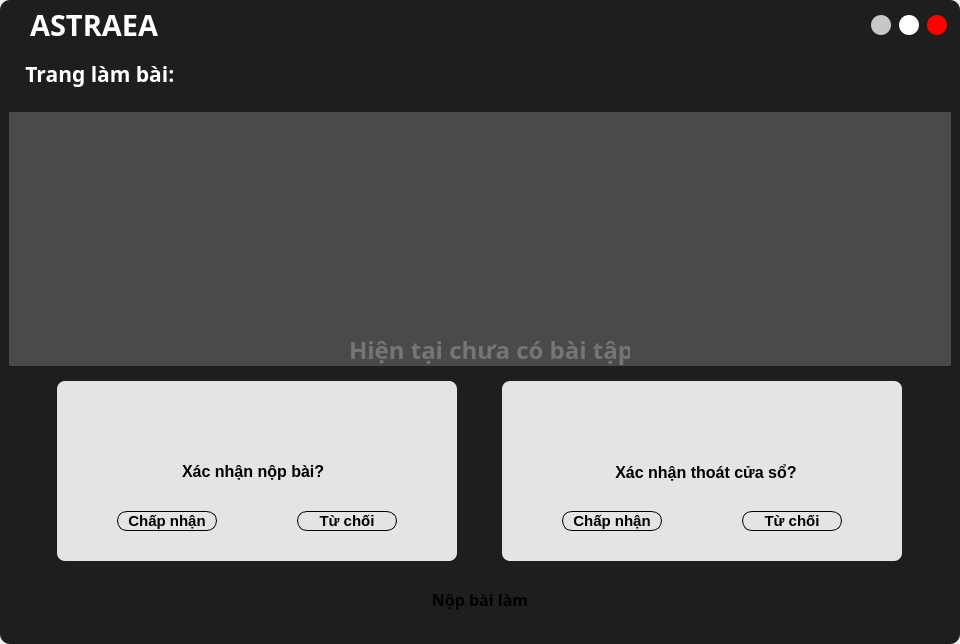
Before: the Qt Designer form UI_Files/result_form.ui in hoangm960/Astraea, drawn with Qt 5.
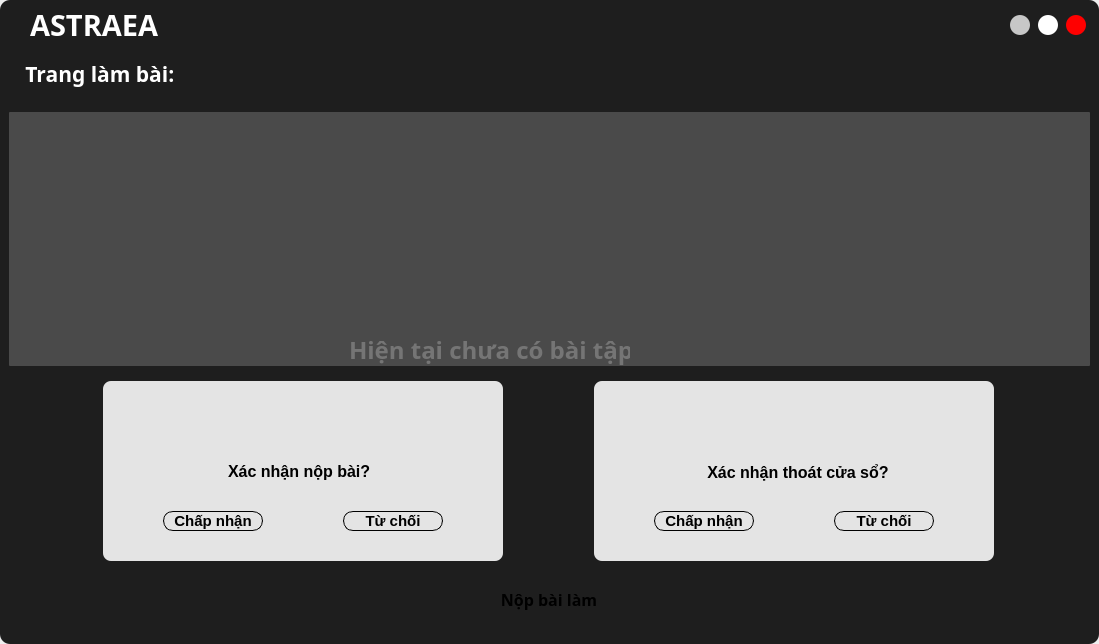
After: the same form once the commit is applied. The open tabs and pages were chosen to show the change. Icons and pictures are not drawn.

Commit message: fĩx broken layout

```diff
--- a/UI_Files/result_form.ui
+++ b/UI_Files/result_form.ui
@@ -6,7 +6,7 @@
    <rect>
     <x>0</x>
     <y>0</y>
-    <width>960</width>
+    <width>1099</width>
     <height>644</height>
    </rect>
   </property>
@@ -1221,8 +1221,8 @@
                         <rect>
                          <x>0</x>
                          <y>0</y>
-                         <width>942</width>
-                         <height>253</height>
+                         <width>100</width>
+                         <height>30</height>
                         </rect>
                        </property>
                        <widget class="QLabel" name="inform">
```
Left out of the diff: 2 changed lines with no effect on the pictures. The commit also changes 2 other files.
